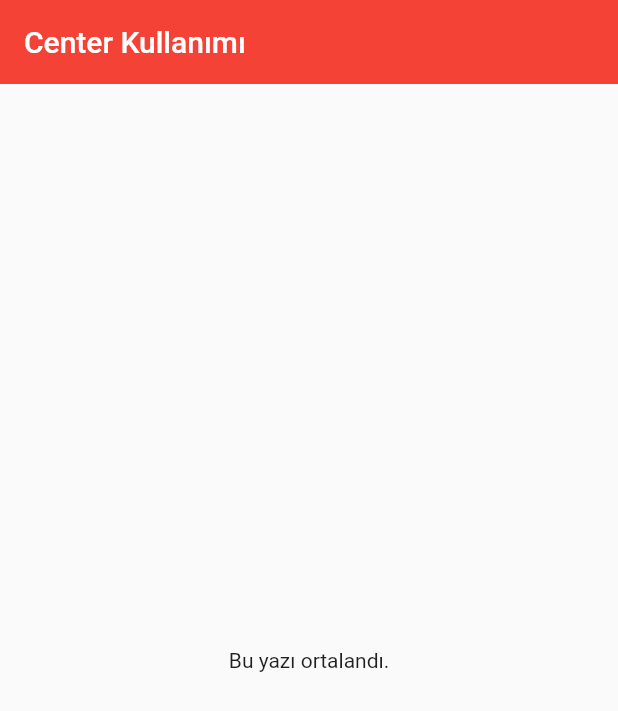
After one commit to umutocak/turkce_flutter_egitimi, a Flutter app: the screen it shows after launch, on a phone screen of 412 x 824 dp. The commit adds this screen. Shown: the top 711 px of the screen. Run offline on Flutter 3.47's test engine with Material 2 defaults, Android fonts, the phone set to English and light mode, and no system bars.

Commit message:
Added Center Widget

```diff
--- a/lib/main.dart
+++ b/lib/main.dart
@@ -1,5 +1,6 @@
 import 'package:flutter/material.dart';
-import 'package:flutter_egitimi/widgets/listtile/listtile_widget.dart';
+import 'package:flutter_egitimi/widgets/center/center_widget.dart';
+// import 'package:flutter_egitimi/widgets/listtile/listtile_widget.dart';
 // import 'package:flutter_egitimi/widgets/richText/rich_text_widget.dart';
 // import 'package:flutter_egitimi/widgets/row-column/row_widget.dart';
 // import 'package:flutter_egitimi/widgets/text/text_widget.dart';
@@ -17,7 +18,7 @@ class MyApp extends StatelessWidget {
     return MaterialApp(
       title: 'Flutter Demo',
       theme: ThemeData(primarySwatch: Colors.blue),
-      home: const ListTileWidget(),
+      home: const CenterWidget(),
       debugShowCheckedModeBanner: false,
     );
   }
--- /dev/null
+++ b/lib/widgets/center/center_widget.dart
@@ -0,0 +1,15 @@
+import 'package:flutter/material.dart';
+
+class CenterWidget extends StatelessWidget {
+  const CenterWidget({super.key});
+
+  @override
+  Widget build(BuildContext context) {
+    return Scaffold(
+      appBar: AppBar(centerTitle: false, title: const Text("Center Kullanımı"), backgroundColor: Colors.red, elevation: 0),
+      body: const Center(
+        child: Text("Bu yazı ortalandı."),
+      ),
+    );
+  }
+}
```
Also changed, not shown: 2 other files.
